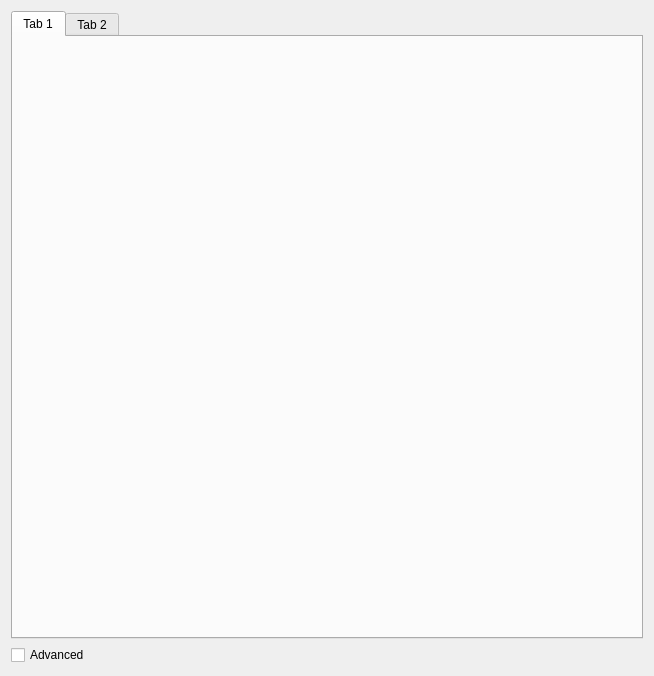
The window that ClearMap/gui/creator/tract_map_tab.ui (ClearAnatomics/ClearMap) describes before a commit, drawn with Qt 5.
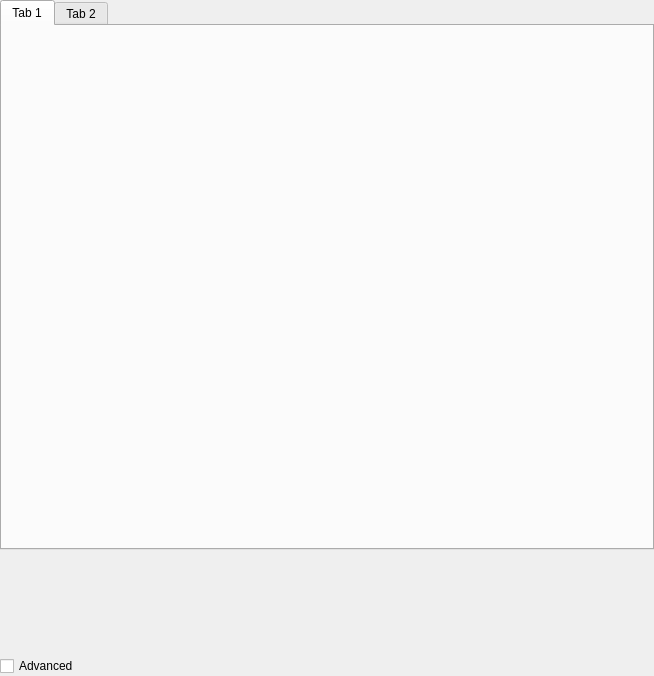
The same window after the commit.

Commit message: IMPROVEMENT: Further improvements to TractMap pipeline

```diff
--- a/ClearMap/gui/creator/tract_map_tab.ui
+++ b/ClearMap/gui/creator/tract_map_tab.ui
@@ -14,6 +14,18 @@
    <string>Form</string>
   </property>
   <layout class="QVBoxLayout" name="channelsParamsTabWidgetLayout">
+   <property name="leftMargin">
+    <number>0</number>
+   </property>
+   <property name="topMargin">
+    <number>0</number>
+   </property>
+   <property name="rightMargin">
+    <number>0</number>
+   </property>
+   <property name="bottomMargin">
+    <number>0</number>
+   </property>
    <item>
     <widget class="QTabWidget" name="channelsParamsTabWidget">
      <property name="currentIndex">
@@ -31,6 +43,22 @@
      </widget>
     </widget>
    </item>
+   <item>
+    <spacer name="verticalSpacer">
+     <property name="orientation">
+      <enum>Qt::Vertical</enum>
+     </property>
+     <property name="sizeType">
+      <enum>QSizePolicy::Preferred</enum>
+     </property>
+     <property name="sizeHint" stdset="0">
+      <size>
+       <width>20</width>
+       <height>100</height>
+      </size>
+     </property>
+    </spacer>
+   </item>
    <item>
     <widget class="QCheckBox" name="advancedCheckBox">
      <property name="text">
```
The commit also changes 3 other files.
